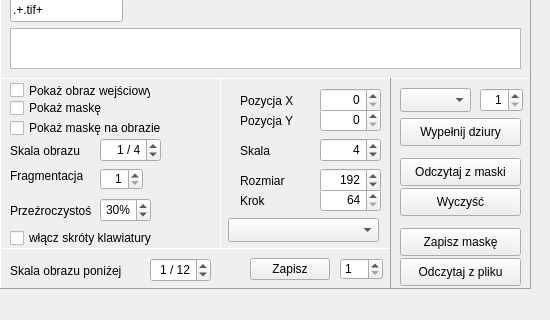
Above: mainwindow.ui from marcinkociolek/SkinLesionMarker before the change; both pictures show x 0 to 550 and y 172 to 492 of the 1330 by 770 pixel window. Below: the same form after it.
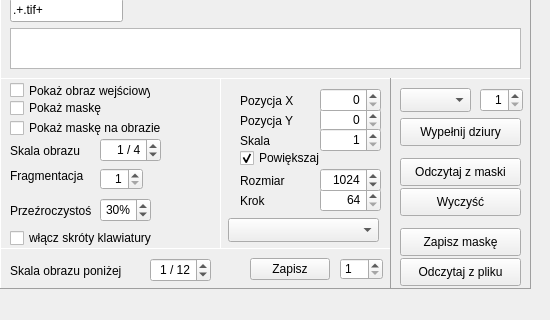
That is the form after the change. Custom widgets are drawn as their Qt base class.

```diff
--- a/mainwindow.ui
+++ b/mainwindow.ui
@@ -597,7 +597,7 @@
      <property name="geometry">
       <rect>
        <x>100</x>
-       <y>60</y>
+       <y>50</y>
        <width>61</width>
        <height>24</height>
       </rect>
@@ -615,7 +615,7 @@
       <number>1</number>
      </property>
      <property name="value">
-      <number>4</number>
+      <number>1</number>
      </property>
     </widget>
     <widget class="QLabel" name="labelTilePositionX">
@@ -635,7 +635,7 @@
      <property name="geometry">
       <rect>
        <x>20</x>
-       <y>60</y>
+       <y>50</y>
        <width>51</width>
        <height>25</height>
       </rect>
@@ -720,13 +720,29 @@
       <number>64</number>
      </property>
      <property name="maximum">
-      <number>1024</number>
+      <number>2048</number>
      </property>
      <property name="singleStep">
       <number>64</number>
      </property>
      <property name="value">
-      <number>192</number>
+      <number>1024</number>
+     </property>
+    </widget>
+    <widget class="QCheckBox" name="checkBoxMagnify">
+     <property name="geometry">
+      <rect>
+       <x>20</x>
+       <y>70</y>
+       <width>81</width>
+       <height>20</height>
+      </rect>
+     </property>
+     <property name="text">
+      <string>Powiększaj</string>
+     </property>
+     <property name="checked">
+      <bool>true</bool>
      </property>
     </widget>
    </widget>
```
